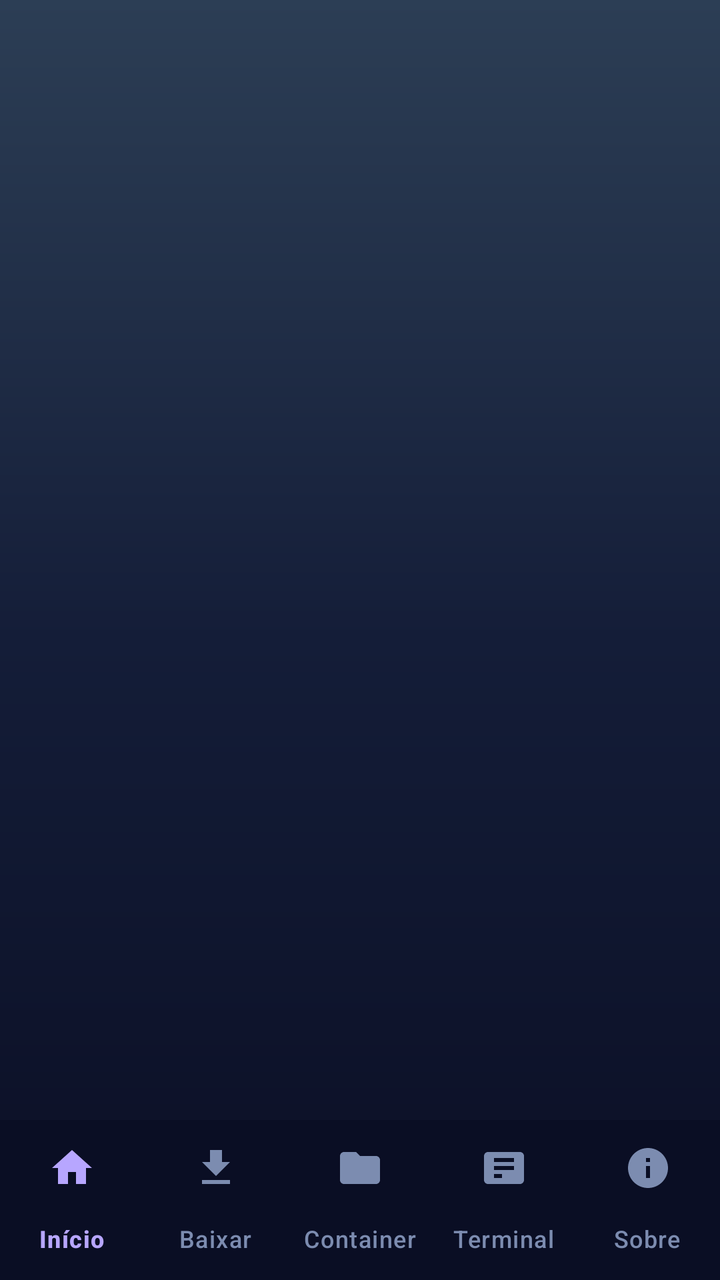
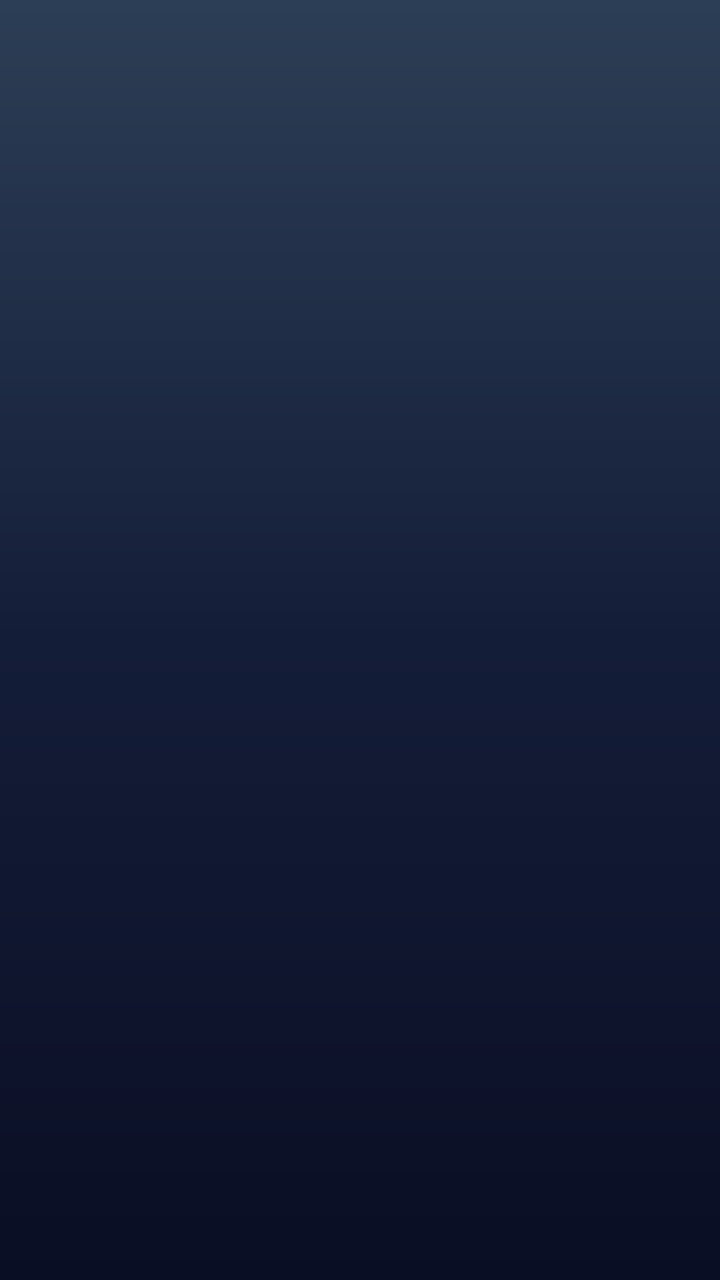

Compare the two renders of this Android layout. The source of the first and the diff that turns it into the second are given below.
<!-- AndroidManifest.xml: application theme Theme.TuxBox -->
<!-- res/layout/activity_main.xml -->
<?xml version="1.0" encoding="utf-8"?>
<LinearLayout xmlns:android="http://schemas.android.com/apk/res/android"
    xmlns:app="http://schemas.android.com/apk/res-auto"
    android:layout_width="match_parent"
    android:layout_height="match_parent"
    android:orientation="vertical">

    <androidx.fragment.app.FragmentContainerView
        android:id="@+id/fragmentContainer"
        android:layout_width="match_parent"
        android:layout_height="0dp"
        android:layout_weight="1" />

    <com.google.android.material.bottomnavigation.BottomNavigationView
        android:id="@+id/bottomNav"
        android:layout_width="match_parent"
        android:layout_height="wrap_content"
        android:background="@color/tux_bg_bottom"
        app:elevation="0dp"
        app:itemIconTint="@color/nav_tint"
        app:itemTextColor="@color/nav_tint"
        app:labelVisibilityMode="labeled"
        app:menu="@menu/bottom_nav" />

</LinearLayout>
<!-- resources referenced by this layout -->
<resources>
  <color name="tux_bg_bottom">#0A0E24</color>
  <style name="Theme.TuxBox" parent="Theme.Material3.Dark.NoActionBar">
          <item name="colorPrimary">@color/tux_violet</item>
          <item name="colorOnPrimary">@android:color/white</item>
          <item name="colorPrimaryContainer">@color/tux_violet_container</item>
          <item name="colorOnPrimaryContainer">@color/tux_violet_light</item>
  
          <item name="colorSecondary">@color/tux_cyan</item>
          <item name="colorOnSecondary">@color/tux_bg_bottom</item>
          <item name="colorSecondaryContainer">@color/tux_cyan_container</item>
          <item name="colorOnSecondaryContainer">@color/tux_cyan</item>
  
          <item name="colorTertiary">@color/tux_green</item>
          <item name="colorOnTertiary">@color/tux_bg_bottom</item>
  
          <item name="colorSurface">@color/tux_surface</item>
          <item name="colorOnSurface">@color/tux_text</item>
          <item name="colorOnSurfaceVariant">@color/tux_text_secondary</item>
          <item name="colorOutline">@color/tux_stroke</item>
  
          <item name="android:windowBackground">@drawable/bg_app</item>
          <item name="android:statusBarColor">@color/tux_bg_top</item>
          <item name="android:navigationBarColor">@color/tux_bg_bottom</item>
          <item name="android:windowLightStatusBar">false</item>
      </style>
  <color name="tux_violet">#7C5CFF</color>
  <color name="tux_violet_container">#332A57</color>
  <color name="tux_violet_light">#B7A6FF</color>
  <color name="tux_cyan">#7FD8F0</color>
  <color name="tux_cyan_container">#163A49</color>
  <color name="tux_green">#6FD98A</color>
  <color name="tux_surface">#181F3A</color>
  <color name="tux_text">#E8ECF6</color>
  <color name="tux_text_secondary">#93A1C0</color>
  <color name="tux_stroke">#2C3A5C</color>
  <!-- drawable bg_app (drawable) -->
  <?xml version="1.0" encoding="utf-8"?>
  <shape xmlns:android="http://schemas.android.com/apk/res/android"
      android:shape="rectangle">
      <gradient
          android:angle="270"
          android:startColor="@color/tux_bg_top"
          android:centerColor="@color/tux_bg_mid"
          android:endColor="@color/tux_bg_bottom" />
  </shape>
  <color name="tux_bg_top">#2C3E55</color>
  <color name="tux_bg_mid">#141D38</color>
</resources>

<!-- the commit's change to res/layout/activity_main.xml (unified diff, before → after) -->
@@ -1,25 +1,5 @@
 <?xml version="1.0" encoding="utf-8"?>
-<LinearLayout xmlns:android="http://schemas.android.com/apk/res/android"
-    xmlns:app="http://schemas.android.com/apk/res-auto"
+<androidx.fragment.app.FragmentContainerView xmlns:android="http://schemas.android.com/apk/res/android"
+    android:id="@+id/fragmentContainer"
     android:layout_width="match_parent"
-    android:layout_height="match_parent"
-    android:orientation="vertical">
-
-    <androidx.fragment.app.FragmentContainerView
-        android:id="@+id/fragmentContainer"
-        android:layout_width="match_parent"
-        android:layout_height="0dp"
-        android:layout_weight="1" />
-
-    <com.google.android.material.bottomnavigation.BottomNavigationView
-        android:id="@+id/bottomNav"
-        android:layout_width="match_parent"
-        android:layout_height="wrap_content"
-        android:background="@color/tux_bg_bottom"
-        app:elevation="0dp"
-        app:itemIconTint="@color/nav_tint"
-        app:itemTextColor="@color/nav_tint"
-        app:labelVisibilityMode="labeled"
-        app:menu="@menu/bottom_nav" />
-
-</LinearLayout>
+    android:layout_height="match_parent" />
